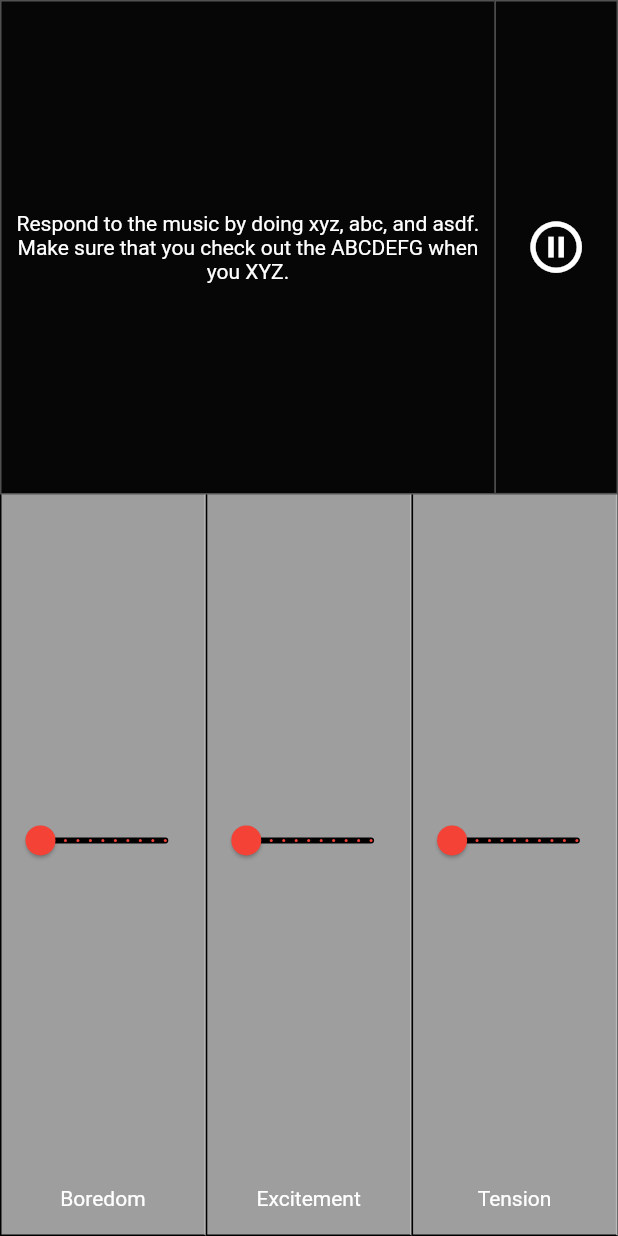
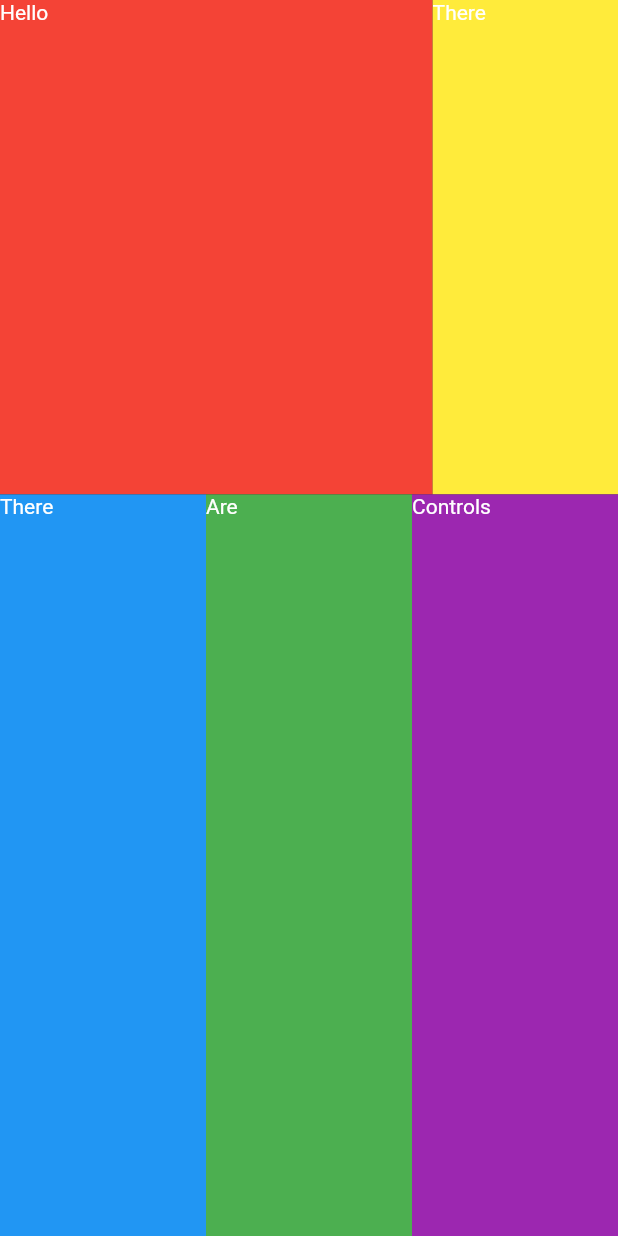
Before and after one commit to New-Note-Action/CRDI-Mobile-App, a Flutter app: the profile3 screen opened directly, on a phone screen of 412 x 824 dp. Run offline on Flutter 3.47's test engine with Material 2 defaults, Android fonts, the phone set to English and light mode, and no system bars; our stand-ins replace file_picker, flutter_markdown, package_info, vibration; missing offline and left inert: control_pad, simple_share.

Commit message:
Replace profile3 with testing code from separate test project

```diff
--- a/lib/profiles/profile3.dart
+++ b/lib/profiles/profile3.dart
@@ -4,206 +4,57 @@ import 'package:crdi_mobile_app/route_names.dart';
 
 import 'package:crdi_mobile_app/inputs/slider.dart';
 
-
 class profile3 extends StatelessWidget {
   @override
   Widget build(BuildContext context) {
     return Scaffold(
-
       body: Column(
         children: <Widget>[
-            Row(
-              crossAxisAlignment: CrossAxisAlignment.start,
-              children: [
-                Container(
-                  decoration: const BoxDecoration(
-                    color: Colors.black87,
-                    border: Border(
-                      top: BorderSide(width: 1.0, color: Colors.white30),
-                      left: BorderSide(width: 1.0, color: Colors.white30),
-//right: BorderSide(width: 1.0, color: Colors.white30),
-                      bottom: BorderSide(width: 1.0, color: Colors.white30),
+          Flexible(
+            flex: 4,
+            fit: FlexFit.tight,
+            child: Row(children: [
+              Expanded(
+                flex: 7,
+                child: Container(
+                    child: Text("Hello"),
+                    color: Colors.red,
+                    height: double.infinity),
               ),
+              Expanded(
+                flex: 3,
+                child: Container(
+                    child: Text("There"),
+                    color: Colors.yellow,
+                    height: double.infinity),
+              )
+            ]),
           ),
-                  width: MediaQuery
-                      .of(context)
-                      .size
-                      .width * 0.8,
-                  height: MediaQuery
-                      .of(context)
-                      .size
-                      .height * 0.4,
+          Flexible(
+            flex: 6,
+            fit: FlexFit.tight,
+            child: Row(children: [
+              Expanded(
                 child: Container(
-                    margin: const EdgeInsets.all(10.0),
-                    child: Text(
-                        'Respond to the music by doing xyz, abc, and asdf.  Make sure that you check out the ABCDEFG when you XYZ.',
-                        style: TextStyle(color: Colors.white),
-                        textAlign: TextAlign.center),
-                    alignment: Alignment(0.0, 0.0),
-
+                    child: Text("There"),
+                    color: Colors.blue,
+                    height: double.infinity),
               ),
+              Expanded(
+                child: Container(
+                    child: Text("Are"),
+                    color: Colors.green,
+                    height: double.infinity),
               ),
-
-                Container(
-                    width: MediaQuery
-                        .of(context)
-                        .size
-                        .width * 0.2,
-                    height: MediaQuery
-                        .of(context)
-                        .size
-                        .height * 0.4,
-
-                    decoration: const BoxDecoration(
-                      color: Colors.black87,
-                      border: Border(
-                        top: BorderSide(width: 1.0, color: Colors.white30),
-                        left: BorderSide(width: 1.0, color: Colors.white30),
-                        right: BorderSide(width: 1.0, color: Colors.white30),
-                        bottom: BorderSide(width: 1.0, color: Colors.white30),
-                      ),
-                    ),
-                    child:
-                    IconButton(
-                      alignment: Alignment(0.0, 0.0),
-                      icon: Icon(Icons.pause_circle_outline),
-                      color: Colors.white,
-
-
-                      iconSize: MediaQuery
-                          .of(context)
-                          .size
-                          .width * 0.1,
-                      onPressed: () {
-                        _showDialog(context);
-                        print("Pause Button Hit");
-                      },
-
+              Expanded(
+                child: Container(
+                    child: Text("Controls"),
+                    color: Colors.purple,
+                    height: double.infinity),
               )
+            ]),
           ),
         ],
-            ),
-
-
-            Row(
-
-              crossAxisAlignment: CrossAxisAlignment.start,
-
-              children: [
-                Container(
-                  width: MediaQuery
-                      .of(context)
-                      .size
-                      .width * 0.333,
-                  height: MediaQuery
-                      .of(context)
-                      .size
-                      .height * 0.6,
-
-
-                  child: Column(
-                      mainAxisAlignment: MainAxisAlignment.center,
-                      crossAxisAlignment: CrossAxisAlignment.center,
-                      children: <Widget>[
-                        Spacer(),
-//slider goes here
-                        SliderExample(),
-                        Spacer(),
-                        Text('Boredom\n',
-                            style: TextStyle(color: Colors.white)),
-                      ]),
-
-
-                  alignment: Alignment(0.0, 0.0),
-
-                  decoration: const BoxDecoration(
-                    color: Colors.grey,
-                    border: Border(
-//top: BorderSide(width: 1.0, color: Colors.black),
-                      left: BorderSide(width: 1.0, color: Colors.black),
-                      right: BorderSide(width: 1.0, color: Colors.white30),
-                      bottom: BorderSide(width: 1.0, color: Colors.black),
-                    ),
-                  ),
-                ),
-
-                Container(
-                  width: MediaQuery
-                      .of(context)
-                      .size
-                      .width * 0.333,
-                  height: MediaQuery
-                      .of(context)
-                      .size
-                      .height * 0.6,
-
-
-                  child: Column(
-                      mainAxisAlignment: MainAxisAlignment.center,
-                      crossAxisAlignment: CrossAxisAlignment.center,
-                      children: <Widget>[
-                        Spacer(),
-//slider goes here
-                        SliderExample(),
-                        Spacer(),
-                        Text('Excitement\n',
-                            style: TextStyle(color: Colors.white)),
-                      ]),
-
-
-                  alignment: Alignment(0.0, 0.0),
-
-                  decoration: const BoxDecoration(
-                    color: Colors.grey,
-                    border: Border(
-//top: BorderSide(width: 1.0, color: Colors.black),
-                      left: BorderSide(width: 1.0, color: Colors.black),
-                      right: BorderSide(width: 1.0, color: Colors.white30),
-                      bottom: BorderSide(width: 1.0, color: Colors.black),
-                    ),
-                  ),
-                ),
-                Container(
-                  width: MediaQuery
-                      .of(context)
-                      .size
-                      .width * 0.333,
-                  height: MediaQuery
-                      .of(context)
-                      .size
-                      .height * 0.6,
-
-
-                  child: Column(
-                      mainAxisAlignment: MainAxisAlignment.center,
-                      crossAxisAlignment: CrossAxisAlignment.center,
-                      children: <Widget>[
-                        Spacer(),
-//slider goes here
-                        SliderExample(),
-                        Spacer(),
-                        Text('Tension\n',
-                            style: TextStyle(color: Colors.white)),
-                      ]),
-
-
-                  alignment: Alignment(0.0, 0.0),
-
-                  decoration: const BoxDecoration(
-                    color: Colors.grey,
-                    border: Border(
-//top: BorderSide(width: 1.0, color: Colors.black),
-                      left: BorderSide(width: 1.0, color: Colors.black),
-                      right: BorderSide(width: 1.0, color: Colors.white30),
-                      bottom: BorderSide(width: 1.0, color: Colors.black),
-                    ),
-                  ),
-                ),
-
-              ],
-            ),
-
-          ]
       ),
     );
   }
@@ -229,11 +80,10 @@ void _showDialog(context) {
           new FlatButton(
             child: new Text("End"),
             onPressed: () {
-              Navigator.of(context).pushNamedAndRemoveUntil(MainMenu, (_) => false);
+              Navigator.of(context)
+                  .pushNamedAndRemoveUntil(MainMenu, (_) => false);
             },
           ),
-
-
         ],
       );
     },
```
Lines whose indentation alone changed are shown as unchanged.
